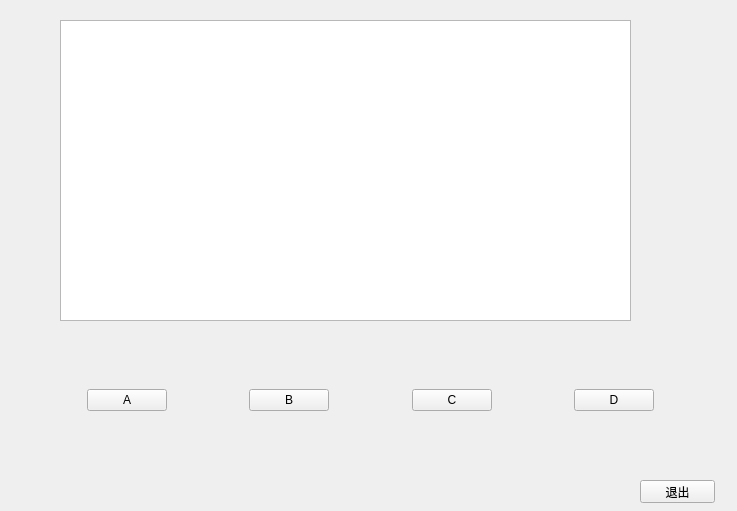
Old version of the form ui/E-C.ui in the repository involution-base-of-njupt/everyday-vocabulary.
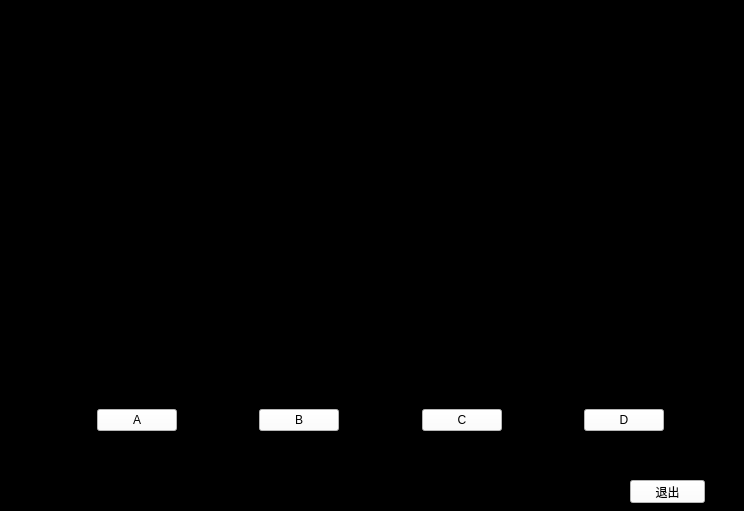
New version of the form.

What changed in the file:
```diff
--- a/ui/E-C.ui
+++ b/ui/E-C.ui
@@ -6,18 +6,21 @@
    <rect>
     <x>0</x>
     <y>0</y>
-    <width>737</width>
+    <width>744</width>
     <height>511</height>
    </rect>
   </property>
   <property name="windowTitle">
    <string>Form</string>
   </property>
+  <property name="styleSheet">
+   <string notr="true">background-color: rgb(0, 0, 0);</string>
+  </property>
   <widget class="QWidget" name="horizontalLayoutWidget">
    <property name="geometry">
     <rect>
-     <x>10</x>
-     <y>360</y>
+     <x>20</x>
+     <y>380</y>
      <width>721</width>
      <height>80</height>
     </rect>
@@ -38,6 +41,11 @@
     </item>
     <item>
      <widget class="QPushButton" name="pushButton_4">
+      <property name="styleSheet">
+       <string notr="true">background-color: rgb(255, 255, 255);
+color: rgb(0, 0, 0);
+font: 11pt &quot;Arial&quot;;</string>
+      </property>
       <property name="text">
        <string>A</string>
       </property>
@@ -58,6 +66,11 @@
     </item>
     <item>
      <widget class="QPushButton" name="pushButton_3">
+      <property name="styleSheet">
+       <string notr="true">background-color: rgb(255, 255, 255);
+color: rgb(0, 0, 0);
+font: 11pt &quot;Arial&quot;;</string>
+      </property>
       <property name="text">
        <string>B</string>
       </property>
@@ -78,6 +91,11 @@
     </item>
     <item>
      <widget class="QPushButton" name="pushButton_2">
+      <property name="styleSheet">
+       <string notr="true">background-color: rgb(255, 255, 255);
+color: rgb(0, 0, 0);
+font: 11pt &quot;Arial&quot;;</string>
+      </property>
       <property name="text">
        <string>C</string>
       </property>
@@ -98,6 +116,11 @@
     </item>
     <item>
      <widget class="QPushButton" name="pushButton">
+      <property name="styleSheet">
+       <string notr="true">background-color: rgb(255, 255, 255);
+color: rgb(0, 0, 0);
+font: 11pt &quot;Arial&quot;;</string>
+      </property>
       <property name="text">
        <string>D</string>
       </property>
@@ -121,22 +144,27 @@
   <widget class="QTextBrowser" name="textBrowser">
    <property name="geometry">
     <rect>
-     <x>60</x>
-     <y>20</y>
-     <width>571</width>
-     <height>301</height>
+     <x>50</x>
+     <y>30</y>
+     <width>641</width>
+     <height>321</height>
     </rect>
    </property>
   </widget>
   <widget class="QPushButton" name="pushButton_5">
    <property name="geometry">
     <rect>
-     <x>640</x>
+     <x>630</x>
      <y>480</y>
      <width>75</width>
      <height>23</height>
     </rect>
    </property>
+   <property name="styleSheet">
+    <string notr="true">background-color: rgb(255, 255, 255);
+color: rgb(0, 0, 0);
+font: 11pt &quot;Arial&quot;;</string>
+   </property>
    <property name="text">
     <string>退出</string>
    </property>
```
Left out of the diff: 2 changed lines with no effect on the pictures.
